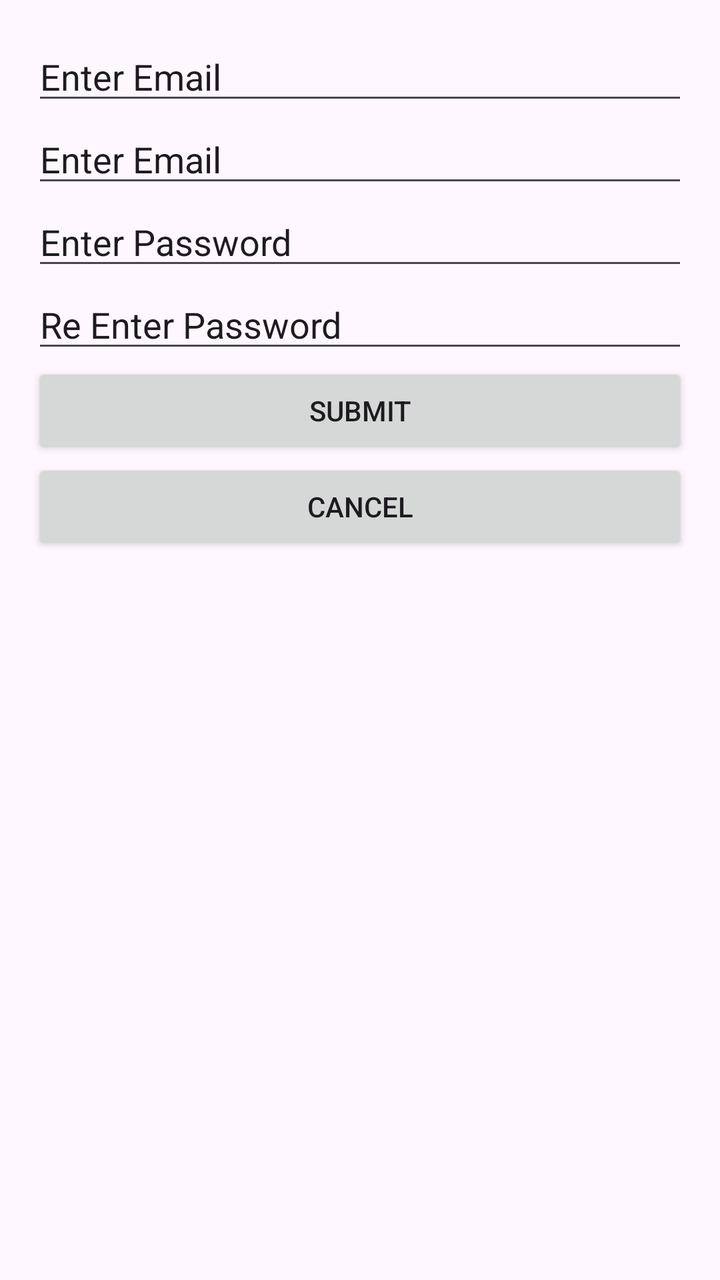
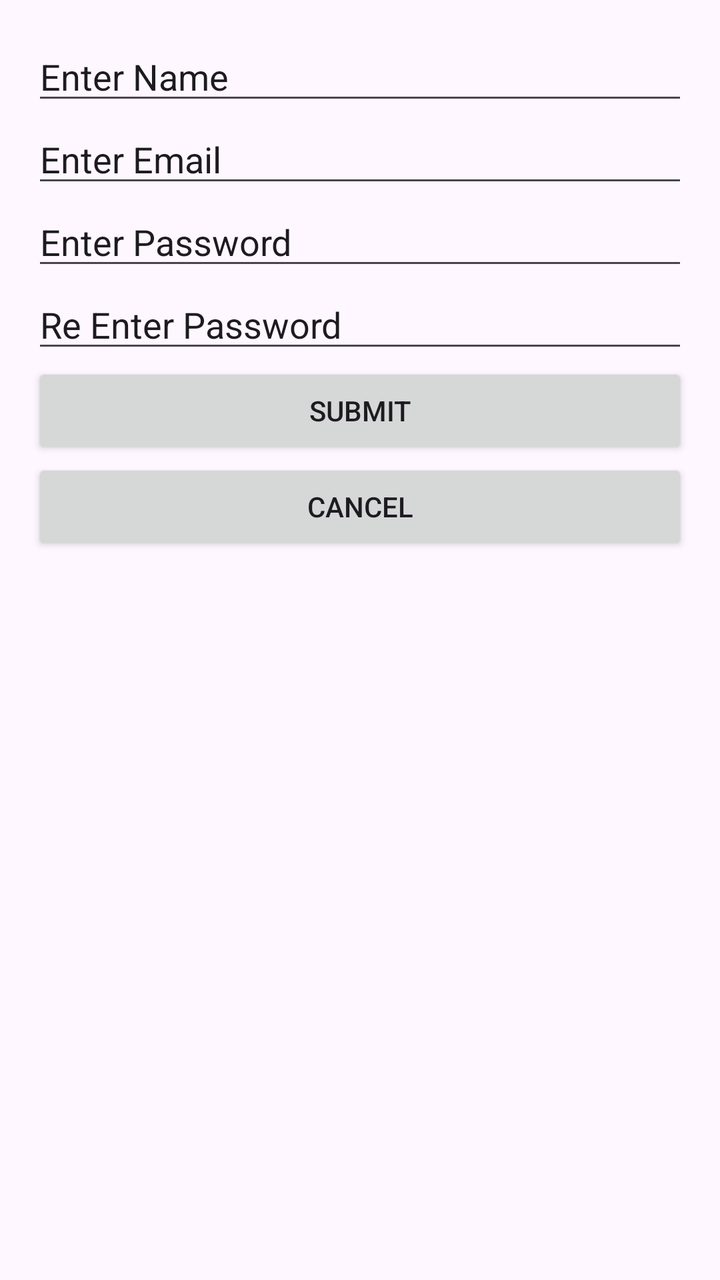

An Android layout rendered at two revisions. The XML below is the earlier revision; the diff shows what the commit changed to produce the second picture.
<!-- AndroidManifest.xml: application theme Theme.Labsheet2 -->
<!-- res/layout/activity_main.xml -->
<?xml version="1.0" encoding="utf-8"?>
<androidx.constraintlayout.widget.ConstraintLayout xmlns:android="http://schemas.android.com/apk/res/android"
    xmlns:app="http://schemas.android.com/apk/res-auto"
    xmlns:tools="http://schemas.android.com/tools"
    android:id="@+id/main"
    android:layout_width="match_parent"
    android:layout_height="match_parent"
    tools:context=".MainActivity">

    <LinearLayout
        android:layout_width="match_parent"
        android:layout_height="match_parent"
        android:orientation="vertical"
        android:layout_margin="16dp">

        <EditText
            android:id="@+id/editTextText2"
            android:layout_width="match_parent"
            android:layout_height="wrap_content"
            android:ems="10"
            android:inputType="text"
            android:text="Enter Email" />

        <EditText
            android:id="@+id/editTextText3"
            android:layout_width="match_parent"
            android:layout_height="wrap_content"
            android:ems="10"
            android:inputType="text"
            android:text="Enter Email" />

        <EditText
            android:id="@+id/editTextText4"
            android:layout_width="match_parent"
            android:layout_height="wrap_content"
            android:ems="10"
            android:inputType="text"
            android:text="Enter Password" />

        <EditText
            android:id="@+id/editTextText5"
            android:layout_width="match_parent"
            android:layout_height="wrap_content"
            android:ems="10"
            android:inputType="text"
            android:text="Re Enter Password" />

        <Button
            android:id="@+id/button3"
            android:layout_width="match_parent"
            android:layout_height="wrap_content"
            android:text="Submit" />

        <Button
            android:id="@+id/button4"
            android:layout_width="match_parent"
            android:layout_height="wrap_content"
            android:text="Cancel" />
    </LinearLayout>
</androidx.constraintlayout.widget.ConstraintLayout>
<!-- resources referenced by this layout -->
<resources>
  <style name="Theme.Labsheet2" parent="Base.Theme.Labsheet2" />
  <style name="Base.Theme.Labsheet2" parent="Theme.Material3.DayNight.NoActionBar">
          
          
      </style>
</resources>

<!-- the commit's change to res/layout/activity_main.xml (unified diff, before → after) -->
@@ -19,7 +19,7 @@
             android:layout_height="wrap_content"
             android:ems="10"
             android:inputType="text"
-            android:text="Enter Email" />
+            android:text="Enter Name" />
 
         <EditText
             android:id="@+id/editTextText3"
